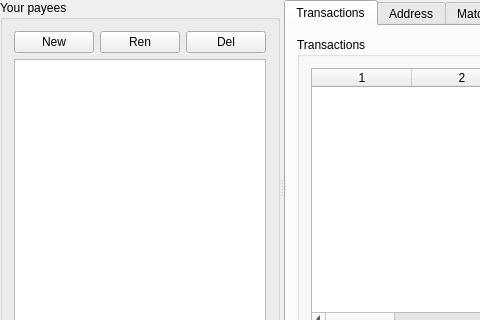
Qt form kmymoney/views/kpayeesviewdecl.ui (KDE/kmymoney) before a commit; both pictures show x 0 to 480 and y 0 to 320 of the 643 by 402 pixel window.
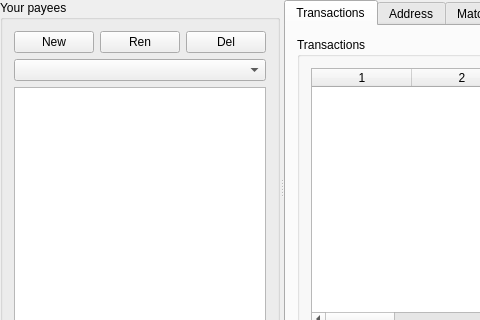
The same form after that commit. Custom widgets are drawn as their Qt base class.

Commit message:
Added filter to payee view to search for unused payees
BUG:249005

What changed in the file:
```diff
--- a/kmymoney/views/kpayeesviewdecl.ui
+++ b/kmymoney/views/kpayeesviewdecl.ui
@@ -31,7 +31,7 @@
         <property name="title">
          <string>Your payees</string>
         </property>
-        <layout class="QVBoxLayout" name="m_listLayout">
+        <layout class="QVBoxLayout">
          <item>
           <layout class="QHBoxLayout">
            <item>
@@ -60,6 +60,14 @@
            </item>
           </layout>
          </item>
+          <item>
+            <layout class="QHBoxLayout" name="m_listTopHLayout">
+              <item>
+                <widget class="KComboBox" name="m_filterBox">
+                </widget>
+              </item>
+            </layout>
+          </item>
          <item>
           <widget class="KListWidget" name="m_payeesList">
            <property name="sizePolicy">
```
Lines whose indentation alone changed are shown as unchanged. The commit also changes 2 other files.
